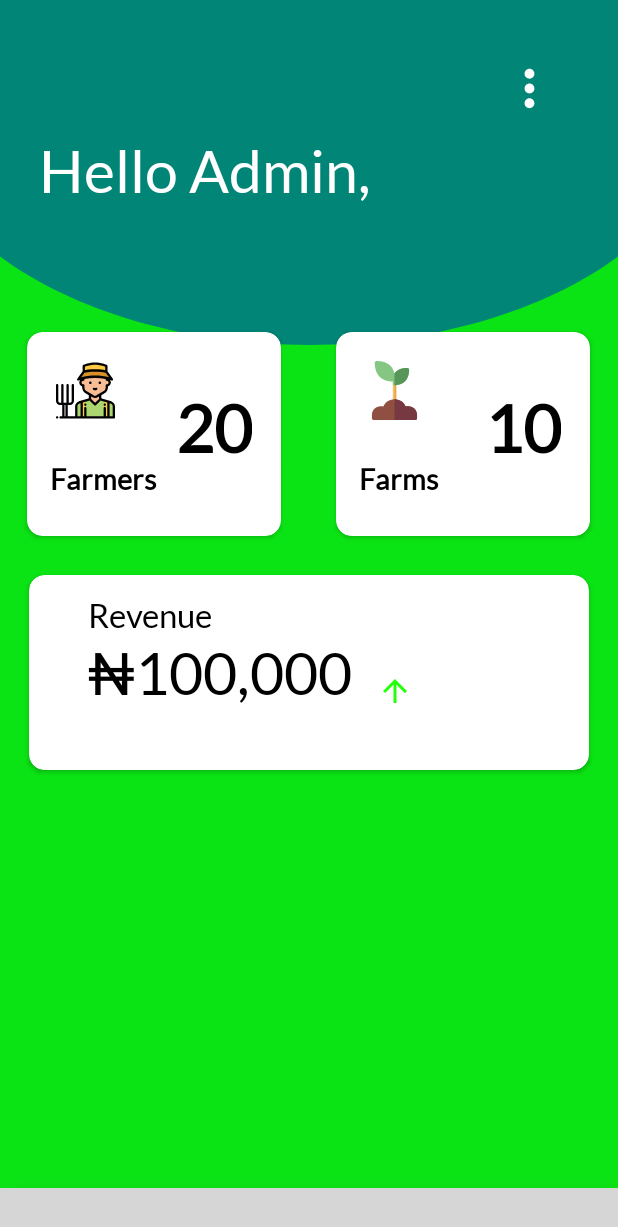
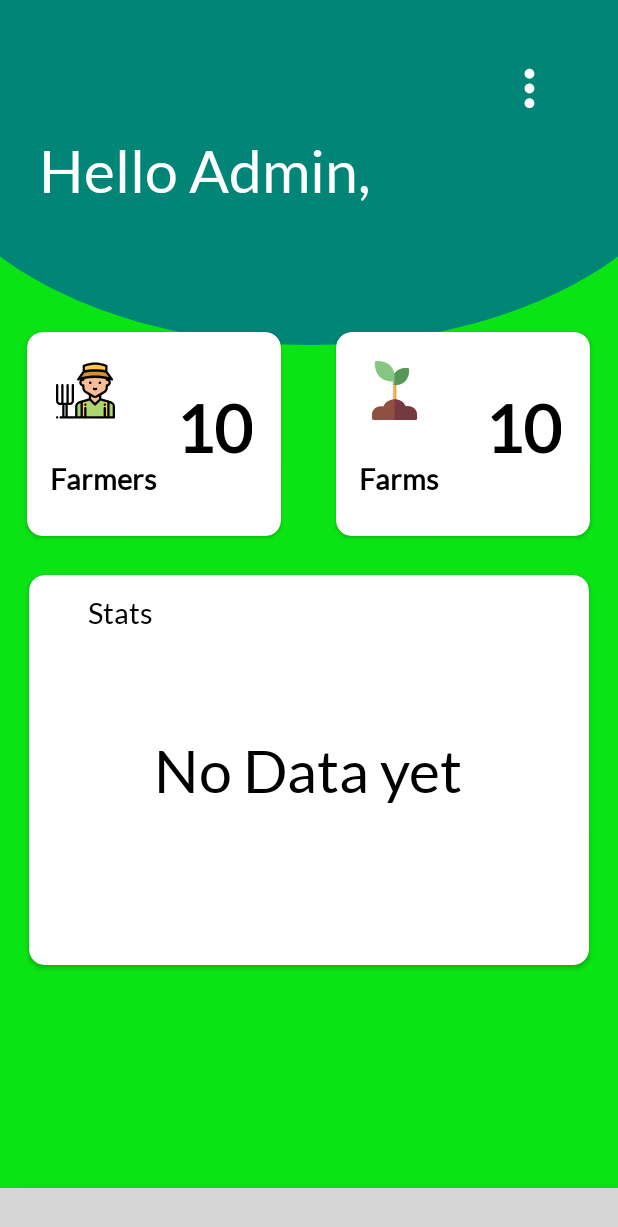
Before and after one commit to Alome007/Tellerium-Assessment, an Android app: the Dashboard screen opened directly, with no data from a screen before it, on a phone screen of 412 x 824 dp. Shown: the top 1227 px of the screen. Run offline under Robolectric (Android 15) with nearby library versions, the phone set to English and light mode, and no system bars; our stand-ins replace CircleImageView, sdp/ssp sizes; libraries missing offline, so code that uses them is left out: com.gmail.samehadar, com.ismaeldivita.chipnavigation, com.koushikdutta.async, com.koushikdutta.ion, uk.co.deanwild; plain views replace ChipNavigationBar; pictures from the network do not load; 4 statements that could not run were skipped; grey boxes are pictures that could not be loaded.

Commit message:
Added Farmers activity, fixed bugs

```diff
--- a/app/build.gradle
+++ b/app/build.gradle
@@ -44,11 +44,15 @@ dependencies {
     // Google material Design
     implementation 'com.google.android.material:material:1.1.0'
 
+    //  material showcase
+    implementation 'com.github.deano2390:MaterialShowcaseView:1.3.4'
+
     // Circular Imageview
     implementation 'de.hdodenhof:circleimageview:2.2.0'
 
     // GSON
-    implementation 'com.google.code.gson:gson:2.8.6'
+//    implementation 'com.google.code.gson:gson:2.8.6'
+    implementation 'com.koushikdutta.ion:ion:2.1.6'
 
 
 
--- a/app/src/main/AndroidManifest.xml
+++ b/app/src/main/AndroidManifest.xml
@@ -24,6 +24,7 @@
                 <category android:name="android.intent.category.LAUNCHER" />
             </intent-filter>
         </activity>
+        <activity android:name=".Activities.farmers" />
     </application>
 
 </manifest>
--- a/app/src/main/java/com/alome/tellerium/Fragments/Dashboard.java
+++ b/app/src/main/java/com/alome/tellerium/Fragments/Dashboard.java
@@ -1,6 +1,10 @@
 package com.alome.tellerium.Fragments;
 
+import android.app.Activity;
+import android.content.Context;
 import android.content.Intent;
+import android.content.SharedPreferences;
+import android.database.sqlite.SQLiteDatabase;
 import android.os.Bundle;
 import android.os.Handler;
 import android.util.Log;
@@ -23,33 +27,40 @@ import com.alome.tellerium.Activities.Login;
 import com.alome.tellerium.Adapters.mainAdapter;
 import com.alome.tellerium.Models.mainModel;
 import com.alome.tellerium.R;
+import com.alome.tellerium.Utils.Database;
 import com.alome.tellerium.Utils.Helper;
 import com.alome.tellerium.Utils.constants;
-import com.android.volley.Request;
-import com.android.volley.RequestQueue;
-import com.android.volley.Response;
-import com.android.volley.VolleyError;
-import com.android.volley.toolbox.StringRequest;
-import com.android.volley.toolbox.Volley;
 import com.gmail.samehadar.iosdialog.IOSDialog;
+import com.google.gson.JsonArray;
+import com.google.gson.JsonObject;
+import com.koushikdutta.async.future.FutureCallback;
+import com.koushikdutta.ion.Ion;
 
 import java.util.ArrayList;
+
+import uk.co.deanwild.materialshowcaseview.MaterialShowcaseSequence;
+import uk.co.deanwild.materialshowcaseview.ShowcaseConfig;
 
 public class Dashboard extends Fragment implements PopupMenu.OnMenuItemClickListener {
     mainAdapter adapter;
     Helper helper;
     ArrayList<mainModel> arrayList=new ArrayList<>();
     RecyclerView recyclerView;
-    TextView amt;
     ImageView menu;
+    SQLiteDatabase sqLiteDatabase;
     View view;
+    Database database;
     PopupMenu.OnMenuItemClickListener listener;
+    SharedPreferences preferences;
+    View v2;
+
+
     @Nullable
     @Override
     public View onCreateView(@NonNull LayoutInflater inflater, @Nullable ViewGroup container, @Nullable Bundle savedInstanceState) {
         view=inflater.inflate(R.layout.home_fragment, container, false);
         initUI();
-        loadData();
+//        showTutorial(menu,v2,recyclerView);
         menu.setOnClickListener(new View.OnClickListener() {
             @Override
             public void onClick(View view) {
@@ -58,23 +69,30 @@ public class Dashboard extends Fragment implements PopupMenu.OnMenuItemClickList
                 popup.show();
             }
         });
-        mainModel model=new mainModel(20,"Farmers", R.drawable.ic_farmer);
+        mainModel model=new mainModel(10,"Farmers", R.drawable.ic_farmer);
         arrayList.add(model);
         model=new mainModel(10,"Farms", R.drawable.ic_sprout);
         arrayList.add(model);
         recyclerView.setAdapter(adapter);
-        amt.setText(Helper.Utils.getCurrencySymbol("NGN")+"100,000");
+        boolean isLoaded=preferences.getBoolean(constants.DATA_LOADED,false);
+        if (!isLoaded){
+            loadData();
+        }else{
+            Log.d(constants.TAG, "Data already loaded and stored locally...");
+        }
         return view;
     }
 
     private void initUI() {
-
+        v2=view.findViewById(R.id.add);
         menu=view.findViewById(R.id.menu);
         helper=new Helper(getContext());
-        amt=view.findViewById(R.id.amt);
         recyclerView=view.findViewById(R.id.recyclerView);
         adapter=new mainAdapter(getContext(), arrayList);
         recyclerView.setLayoutManager(new GridLayoutManager(getContext(), 2));
+        database = new Database(getContext());
+        database.getWritableDatabase();
+        preferences=getContext().getSharedPreferences(constants.SHARED_PREF, Context.MODE_PRIVATE);
     }
 
     @Override
@@ -108,30 +126,53 @@ public class Dashboard extends Fragment implements PopupMenu.OnMenuItemClickList
                 .setMessageContent("Please wait..")
                 .setCancelable(false)
                 .show();
-
-        RequestQueue queue = Volley.newRequestQueue(getContext());
-        final StringRequest getRequest = new StringRequest(Request.Method.GET, constants.BASE_URL,
-                new Response.Listener<String>()
-                {
+        Ion.with(getContext())
+                .load(constants.BASE_URL)
+                .setTimeout(10000)
+                .addQuery("method", "GET")
+                .asJsonObject()
+                .setCallback(new FutureCallback<JsonObject>() {
                     @Override
-                    public void onResponse(String response) {
+                    public void onCompleted(Exception e, JsonObject result) {
                         iosDialog.dismiss();
-                        // response
-                        if (response!=null){
+                        if (result==null){
                             Toast.makeText(getContext(), "Please check your Internet Connection!", Toast.LENGTH_SHORT).show();
                         }else{
-                            Log.d("Response", response);
+                            Log.d("Response", result.toString());
+                            JsonObject object=result.getAsJsonObject("data");
+
+                            JsonArray c = object.getAsJsonArray("farmers");
+                            Log.d("JsonArray", c.toString());
+                            for (int a =0; a<c.size(); a++){
+                                JsonObject obj=c.get(a).getAsJsonObject();
+                                Log.d("DataResult", obj.get("reg_no").getAsString());
+                                database.insertData(obj.get("farmer_id").getAsString(), obj.get("first_name")+" "+obj.get("surname"), obj.get("address").getAsString(), obj.get("passport_photo").getAsString());
+                               if (database.fetchData().size()>0){
+                                   SharedPreferences.Editor editor=preferences.edit();
+                                   editor.putBoolean(constants.DATA_LOADED,true);
+                                   editor.apply();
+                               }
+                            }
                         }
                     }
-                },
-                new Response.ErrorListener() {
-                    @Override
-                    public void onErrorResponse(VolleyError error) {
-                        // TODO Auto-generated method stub
-                        Log.d("ERROR","error =>" +error.toString());
-                    }
-                }
-        );
-        queue.add(getRequest);
+                });
     }
+
+//    private void showTutorial(ImageView v1, View v2, RecyclerView v3){
+//        ShowcaseConfig config = new ShowcaseConfig();
+//        config.setDelay(500); // half second between each showcase view
+//
+//        MaterialShowcaseSequence sequence = new MaterialShowcaseSequence(getActivity(), constants.SHARED_PREF);
+//
+//        sequence.setConfig(config);
+//
+//        sequence.addSequenceItem(v1,
+//                "Click here to view more option", "Next");
+//
+//
+//        sequence.addSequenceItem(v3,
+//                "Click on <b>Farmers</b> to view list of Farmers", "GOT IT");
+//
+//        sequence.start();
+//    }
 }
--- a/app/src/main/java/com/alome/tellerium/Utils/constants.java
+++ b/app/src/main/java/com/alome/tellerium/Utils/constants.java
@@ -6,4 +6,5 @@ public class constants {
     public static String BASE_URL="https://theagromall.com/api/v2/get-sample-farmers?limit="+MAX_ITEM;
     public static String SHARED_PREF="shared_pref";
     public static String DATA_LOADED="data_loaded";
+    public static String TAG="myApp";
 }
--- a/app/src/main/res/layout/home_fragment.xml
+++ b/app/src/main/res/layout/home_fragment.xml
@@ -54,29 +54,32 @@
         android:layout_width="match_parent"
         android:layout_margin="@dimen/_15sdp"
         app:cardCornerRadius="@dimen/_8sdp"
-        android:layout_height="@dimen/_100sdp">
+        android:layout_height="@dimen/_200sdp">
+        <TextView
+            android:layout_width="wrap_content"
+            android:text="Stats"
+            android:textSize="@dimen/_15sdp"
+            android:textColor="#000"
+            android:id="@+id/t1"
+            android:layout_marginTop="@dimen/_10sdp"
+            android:layout_marginLeft="@dimen/_30sdp"
+            android:layout_height="wrap_content"/>
         <RelativeLayout
             android:layout_width="match_parent"
-            android:layout_height="match_parent">
+            android:layout_gravity="center"
+            android:layout_height="wrap_content">
+
             <TextView
                 android:layout_width="wrap_content"
-                android:text="Revenue"
-                android:textSize="@dimen/_17sdp"
-                android:textColor="#000"
-                android:id="@+id/t1"
-                android:layout_marginTop="@dimen/_10sdp"
-                android:layout_marginLeft="@dimen/_30sdp"
-                android:layout_height="wrap_content"/>
-            <TextView
-                android:layout_width="wrap_content"
-                android:text="100,000"
-                android:layout_below="@+id/t1"
+                android:text="No Data yet"
                 android:textSize="@dimen/_30sdp"
                 android:textColor="#000"
+                android:layout_centerHorizontal="true"
                 android:id="@+id/amt"
                 android:layout_marginLeft="@dimen/_30sdp"
                 android:layout_height="wrap_content"/>
             <ImageView
+                android:visibility="gone"
                 android:layout_width="wrap_content"
                 android:layout_alignParentRight="true"
                 android:layout_marginTop="@dimen/_50sdp"
```
Also changed, not shown: app/src/main/java/com/alome/tellerium/Activities/farmers.java (added, +16 -0 lines), app/src/main/java/com/alome/tellerium/Listeners/RecyclerItemClickListener.java (added, +57 -0 lines), app/src/main/java/com/alome/tellerium/Utils/Database.java (+6 -4 lines), app/src/main/res/drawable/ic_close_black_24dp.xml (+4 -8 lines), app/src/main/res/layout/activity_farmers.xml (added, +19 -0 lines).
